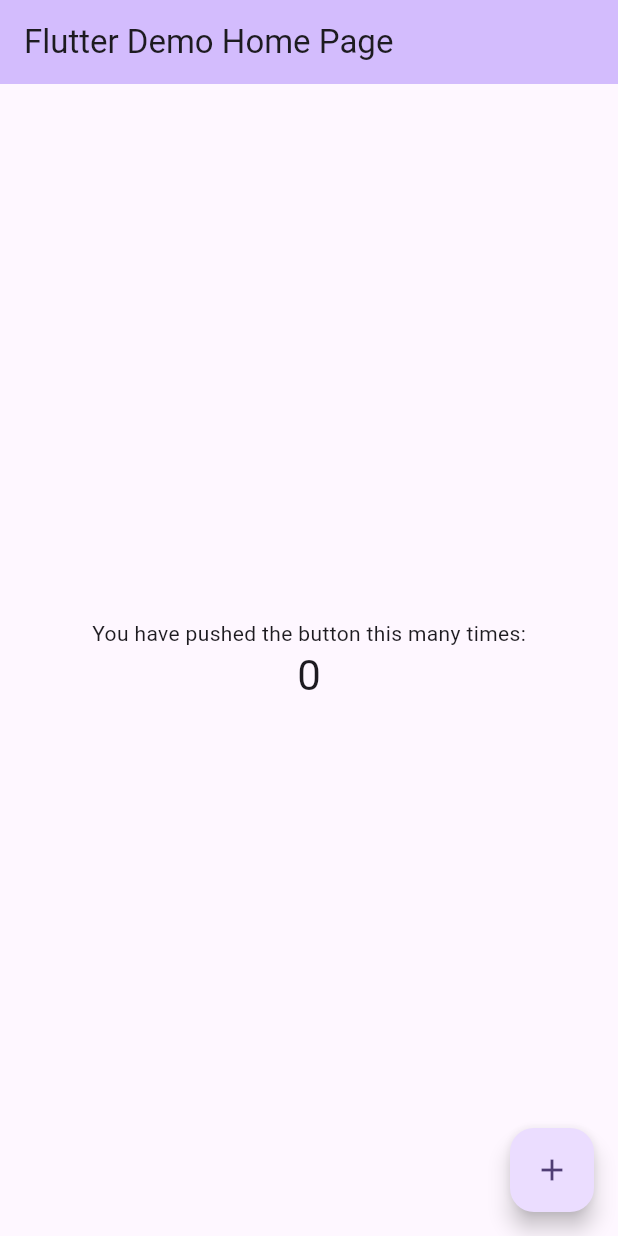
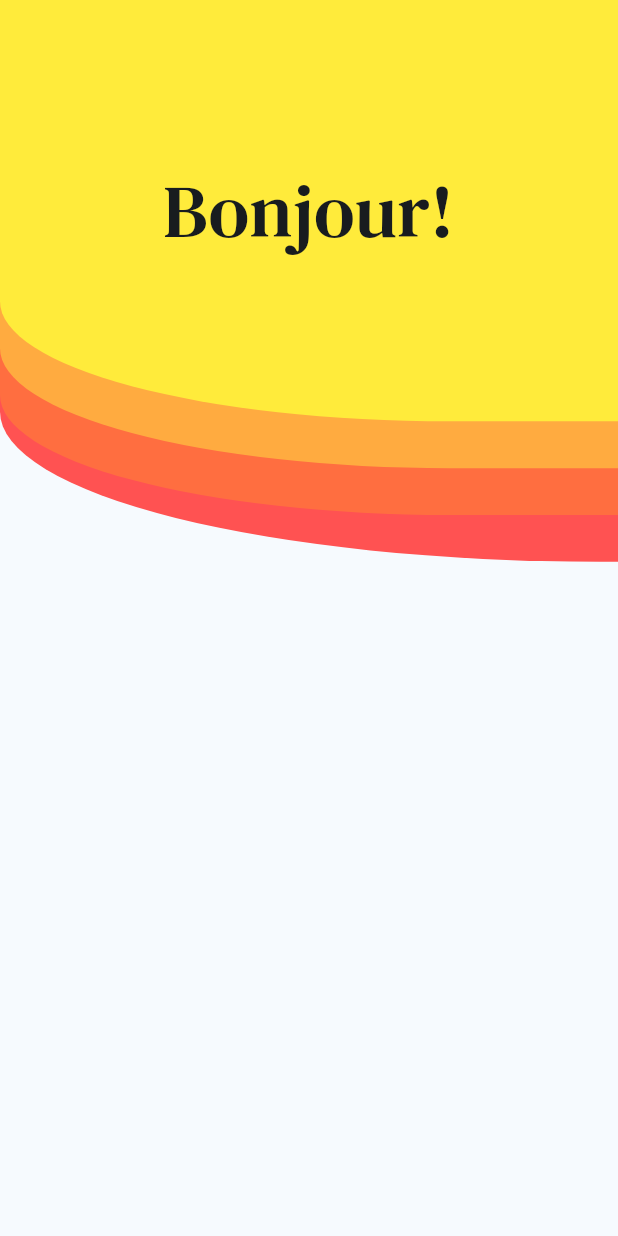
Before and after one commit to 2050189/TP1-FLUTTER, a Flutter app: the screen it shows after launch, on a phone screen of 412 x 824 dp. Run offline on Flutter 3.47's test engine with Material 3 defaults, Android fonts, the phone set to English and light mode, and no system bars; project files that could hold a hidden picture were left out.

```diff
--- a/tp1_flutter/lib/inscription.dart
+++ b/tp1_flutter/lib/inscription.dart
@@ -13,22 +13,7 @@ class MyApp extends StatelessWidget {
     return MaterialApp(
       title: 'Flutter Demo',
       theme: ThemeData(
-        // This is the theme of your application.
-        //
-        // TRY THIS: Try running your application with "flutter run". You'll see
-        // the application has a purple toolbar. Then, without quitting the app,
-        // try changing the seedColor in the colorScheme below to Colors.green
-        // and then invoke "hot reload" (save your changes or press the "hot
-        // reload" button in a Flutter-supported IDE, or press "r" if you used
-        // the command line to start the app).
-        //
-        // Notice that the counter didn't reset back to zero; the application
-        // state is not lost during the reload. To reset the state, use hot
-        // restart instead.
-        //
-        // This works for code too, not just values: Most code changes can be
-        // tested with just a hot reload.
-        colorScheme: ColorScheme.fromSeed(seedColor: Colors.deepPurple),
+        colorScheme: ColorScheme.fromSeed(seedColor: Colors.lightBlueAccent),
         useMaterial3: true,
       ),
       home: const MyHomePage(title: 'Flutter Demo Home Page'),
@@ -38,15 +23,6 @@ class MyApp extends StatelessWidget {
 
 class MyHomePage extends StatefulWidget {
   const MyHomePage({super.key, required this.title});
-
-  // This widget is the home page of your application. It is stateful, meaning
-  // that it has a State object (defined below) that contains fields that affect
-  // how it looks.
-
-  // This class is the configuration for the state. It holds the values (in this
-  // case the title) provided by the parent (in this case the App widget) and
-  // used by the build method of the State. Fields in a Widget subclass are
-  // always marked "final".
 
   final String title;
 
@@ -77,48 +53,89 @@ class _MyHomePageState extends State<MyHomePage> {
     // fast, so that you can just rebuild anything that needs updating rather
     // than having to individually change instances of widgets.
     return Scaffold(
-      appBar: AppBar(
-        // TRY THIS: Try changing the color here to a specific color (to
-        // Colors.amber, perhaps?) and trigger a hot reload to see the AppBar
-        // change color while the other colors stay the same.
-        backgroundColor: Theme.of(context).colorScheme.inversePrimary,
-        // Here we take the value from the MyHomePage object that was created by
-        // the App.build method, and use it to set our appbar title.
-        title: Text(widget.title),
-      ),
-      body: Center(
-        // Center is a layout widget. It takes a single child and positions it
-        // in the middle of the parent.
-        child: Column(
-          // Column is also a layout widget. It takes a list of children and
-          // arranges them vertically. By default, it sizes itself to fit its
-          // children horizontally, and tries to be as tall as its parent.
-          //
-          // Column has various properties to control how it sizes itself and
-          // how it positions its children. Here we use mainAxisAlignment to
-          // center the children vertically; the main axis here is the vertical
-          // axis because Columns are vertical (the cross axis would be
-          // horizontal).
-          //
-          // TRY THIS: Invoke "debug painting" (choose the "Toggle Debug Paint"
-          // action in the IDE, or press "p" in the console), to see the
-          // wireframe for each widget.
-          mainAxisAlignment: MainAxisAlignment.center,
-          children: <Widget>[
-            const Text(
-              'You have pushed the button this many times:',
+      body: Column(
+        children: <Widget>[
+          Expanded(
+            flex: 5,
+            child: Column(
+              children: [
+                Expanded(
+                  flex: 1,
+                  child: Container(
+                    decoration: BoxDecoration(
+                        color: Colors.redAccent,
+                        borderRadius: BorderRadius.only(bottomLeft: Radius.elliptical(400, 100))
+                    ),
+
+                    child: Column(
+                      children: [
+                      Expanded(
+                      flex: 11,
+                      child: Container(
+                        decoration: BoxDecoration(
+                            color: Colors.deepOrangeAccent,
+                            borderRadius: BorderRadius.only(bottomLeft: Radius.elliptical(300, 80))
+                        ),
+                        child: Column(
+                          children: [
+                            Expanded(
+                              flex: 10,
+                              child: Container(
+                                decoration: BoxDecoration(
+                                    color: Colors.orangeAccent,
+                                    borderRadius: BorderRadius.only(bottomLeft: Radius.elliptical(300, 80))
+                                ),
+                                child: Column(
+                                  children: [
+                                    Expanded(
+                                      flex: 9,
+                                      child: Container(
+                                        width: double.maxFinite,
+                                        decoration: BoxDecoration(
+                                            color: Colors.yellow,
+                                            borderRadius: BorderRadius.only(bottomLeft: Radius.elliptical(300, 80))
+                                        ),
+                                        child: Center(
+                                          child: Text(
+                                              "Bonjour!", textAlign: TextAlign.center, style: TextStyle(fontSize: 50, fontFamily: 'DMSerif'),
+                                          ),
+                                        ),
+                                      ),
+                                    ),
+                                    Expanded(
+                                      flex: 1,
+                                      child: Container(),
+                                    )
+                                  ],
+                                ),
+                              ),
+                            ),
+                            Expanded(
+                              flex: 1,
+                              child: Container(),
+                            )
+                          ],
+                        ),
+                      ),
+                      ),
+                        Expanded(
+                          flex: 1,
+                          child: Container(),
+                        )
+                      ],
+                    ),
+                  ),
+                )
+              ],
             ),
-            Text(
-              '$_counter',
-              style: Theme.of(context).textTheme.headlineMedium,
+          ),
+          Expanded(
+            flex: 6,
+            child: Container(
+
             ),
-          ],
-        ),
-      ),
-      floatingActionButton: FloatingActionButton(
-        onPressed: _incrementCounter,
-        tooltip: 'Increment',
-        child: const Icon(Icons.add),
+          ),
+        ]
       ), // This trailing comma makes auto-formatting nicer for build methods.
     );
   }
```
Also changed, not shown: tp1_flutter/pubspec.yaml (+12 -0 lines), tp1_flutter/fonts/DMSerifText-Italic.ttf (added), tp1_flutter/fonts/DMSerifText-Regular.ttf (added), tp1_flutter/fonts/OpenSans-Italic-VariableFont_wdth,wght.ttf (added), tp1_flutter/fonts/OpenSans-VariableFont_wdth,wght.ttf (added).
